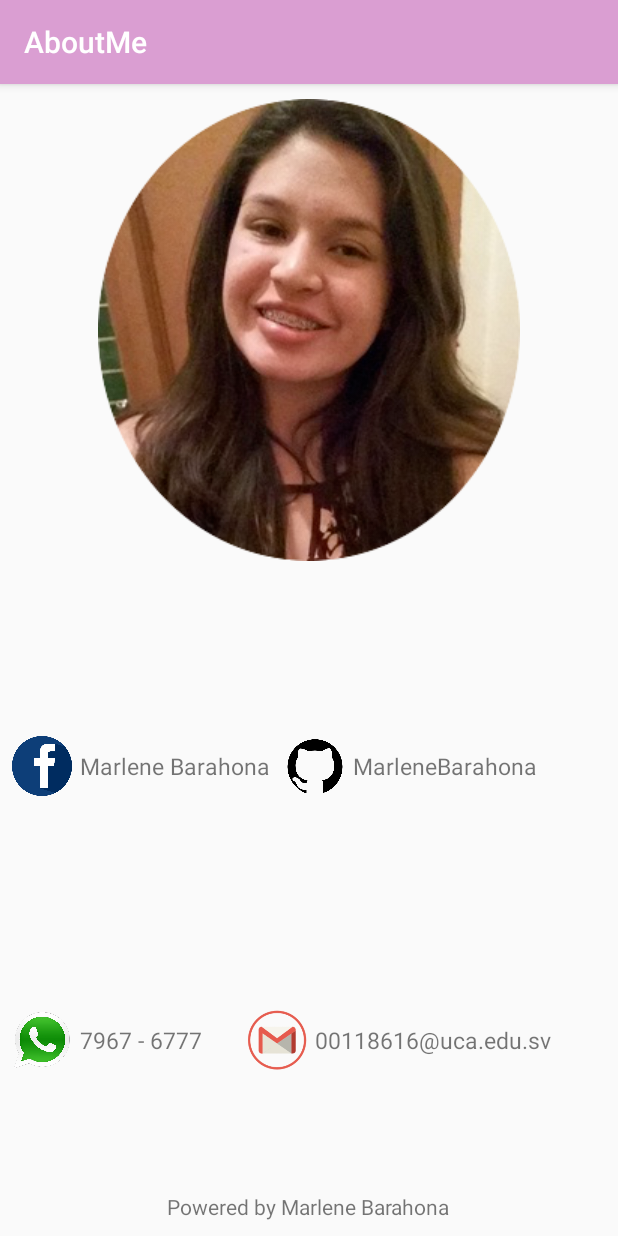
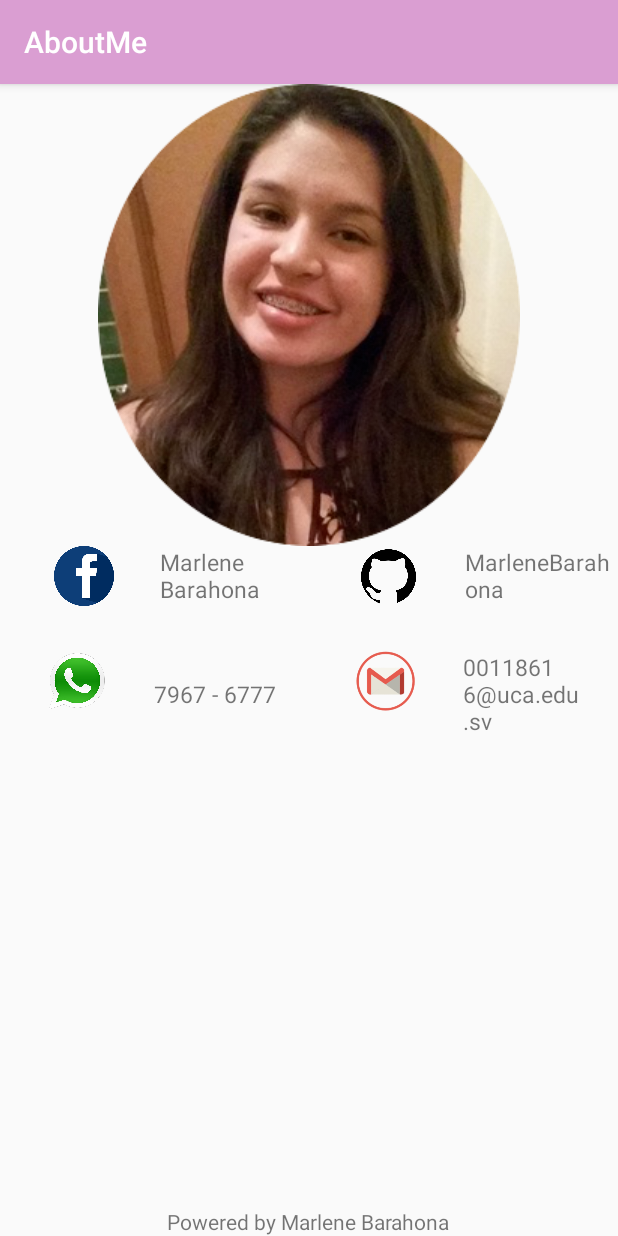
Before and after one commit to MarleneBarahona/AboutMe, an Android app: the screen it shows after launch (MainActivity), on a phone screen of 412 x 824 dp. Run offline under Robolectric (Android 15) with nearby library versions, the phone set to English and light mode, and no system bars.

Commit message:
Segundo commit

```diff
--- a/app/src/main/res/layout/activity_main.xml
+++ b/app/src/main/res/layout/activity_main.xml
@@ -1,111 +1,93 @@
 <?xml version="1.0" encoding="utf-8"?>
-<LinearLayout xmlns:android="http://schemas.android.com/apk/res/android"
+<RelativeLayout xmlns:android="http://schemas.android.com/apk/res/android"
     xmlns:app="http://schemas.android.com/apk/res-auto"
     xmlns:tools="http://schemas.android.com/tools"
     android:layout_width="match_parent"
     android:layout_height="match_parent"
-    android:gravity="center"
-    android:orientation="vertical"
     tools:context="com.barahona.aboutme.MainActivity">
 
-    <RelativeLayout
-        android:id="@+id/primerRelative"
+    <ImageView
+        android:id="@+id/image"
         android:layout_width="wrap_content"
-        android:layout_height="0dp"
-        android:layout_weight="2">
-
+        android:layout_height="wrap_content"
+        android:src="@drawable/fotocircular"
+        android:layout_alignParentTop="true"
+        android:layout_centerHorizontal="true"/>
+    <LinearLayout
+        android:id="@+id/ly1"
+        android:layout_width="match_parent"
+        android:layout_height="wrap_content"
+        android:layout_marginLeft="5dp"
+        android:layout_gravity="center"
+        android:layout_below="@id/image">
         <ImageView
-            android:id="@+id/image"
-            android:layout_width="wrap_content"
-            android:layout_height="wrap_content"
-            android:src="@drawable/fotocircular"
-            android:layout_margin="10dp"
-            />
-    </RelativeLayout>
-    <LinearLayout
-        android:layout_width="match_parent"
-        android:layout_height="0dp"
-        android:orientation="horizontal"
-        android:layout_weight="1"
-        android:layout_marginLeft="5dp"
-        android:layout_gravity="center">
-        <ImageView
-            android:layout_width="40dp"
+            android:layout_width="0dp"
             android:layout_height="40dp"
+            android:layout_weight="1"
             android:src="@drawable/fb"
             android:layout_gravity="center"/>
         <TextView
-            android:layout_width="wrap_content"
+            android:layout_width="0dp"
             android:layout_height="wrap_content"
+            android:layout_weight="1"
             android:text="Marlene Barahona"
-            android:layout_marginLeft="5dp"
-            android:layout_marginBottom="10dp"
-            android:layout_marginTop="10dp"
-            android:layout_marginRight="10dp"
             android:textSize="15sp"
             android:layout_gravity="center"/>
         <ImageView
-            android:layout_width="40dp"
+            android:layout_width="0dp"
             android:layout_height="40dp"
-            android:src="@drawable/github"
-            android:layout_gravity="center"/>
+            android:layout_weight="1"
+            android:src="@drawable/github"/>
         <TextView
-            android:layout_width="wrap_content"
+            android:layout_width="0dp"
             android:layout_height="wrap_content"
+            android:layout_weight="1"
             android:text="MarleneBarahona"
-            android:layout_marginLeft="5dp"
-            android:layout_marginBottom="10dp"
-            android:layout_marginTop="10dp"
-            android:layout_marginRight="30dp"
             android:textSize="15sp"
-            android:layout_gravity="center"/>
+            android:layout_gravity="center" />
     </LinearLayout>
 
     <LinearLayout
+        android:id="@+id/ly2"
+        android:layout_below="@id/ly1"
         android:layout_width="match_parent"
-        android:layout_height="0dp"
-        android:layout_weight="1"
-        android:orientation="horizontal"
-        android:layout_marginLeft="5dp"
-        android:layout_gravity="center">
+        android:layout_height="wrap_content"
+        android:layout_marginTop="30dp"
+        android:layout_centerHorizontal="true">
 
         <ImageView
-            android:layout_width="40dp"
+            android:layout_width="0dp"
             android:layout_height="40dp"
-            android:layout_gravity="center"
+            android:layout_weight="1"
             android:src="@drawable/wa" />
 
         <TextView
-            android:layout_width="wrap_content"
+            android:layout_width="0dp"
             android:layout_height="wrap_content"
+            android:layout_weight="1"
             android:layout_gravity="center"
-            android:layout_marginLeft="5dp"
-            android:layout_marginBottom="10dp"
-            android:layout_marginTop="10dp"
-            android:layout_marginRight="30dp"
             android:text="7967 - 6777"
             android:textSize="15sp" />
 
         <ImageView
-            android:layout_width="40dp"
+            android:layout_width="0dp"
             android:layout_height="40dp"
-            android:layout_gravity="center"
+            android:layout_weight="1"
             android:src="@drawable/gmail" />
 
         <TextView
-            android:layout_width="wrap_content"
+            android:layout_width="0dp"
             android:layout_height="wrap_content"
+            android:layout_weight="1"
             android:layout_gravity="center"
-            android:layout_marginLeft="5dp"
-            android:layout_marginBottom="10dp"
-            android:layout_marginTop="10dp"
-            android:layout_marginRight="5dp"
             android:text="00118616@uca.edu.sv"
-            android:textSize="15sp" />
+            android:textSize="15sp"
+            />
     </LinearLayout>
     <TextView
         android:layout_width="wrap_content"
         android:layout_height="wrap_content"
         android:text="Powered by Marlene Barahona"
-        android:layout_margin="10dp"/>
-</LinearLayout>
+        android:layout_alignParentBottom="true"
+        android:layout_centerHorizontal="true"/>
+</RelativeLayout>
```
